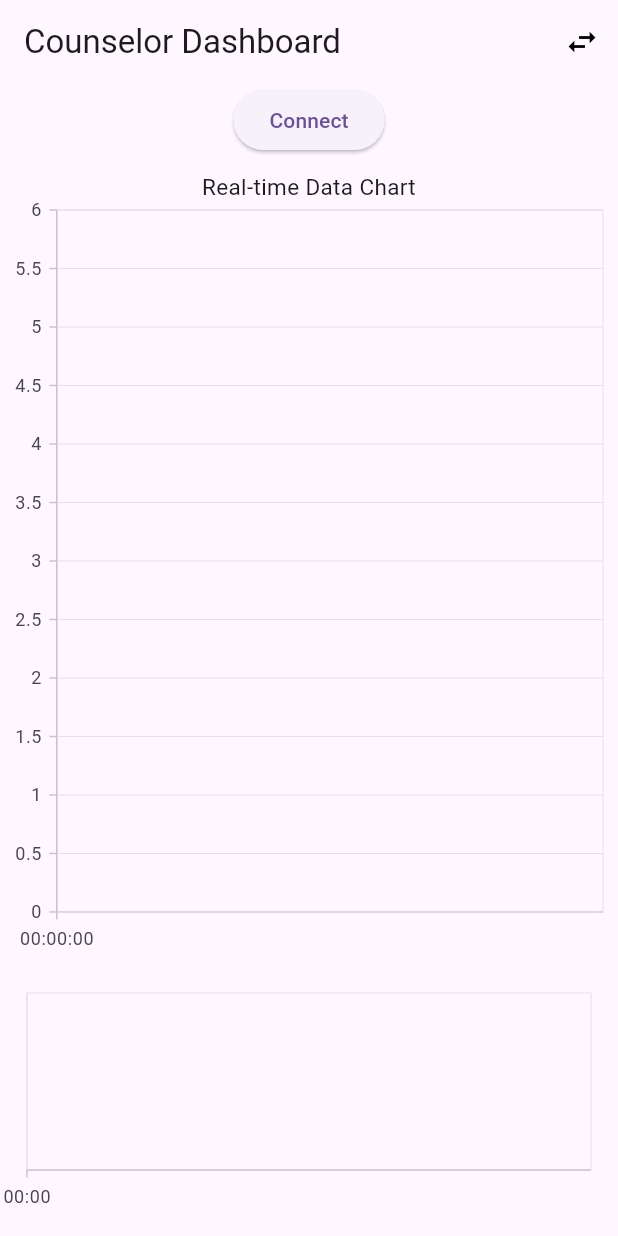
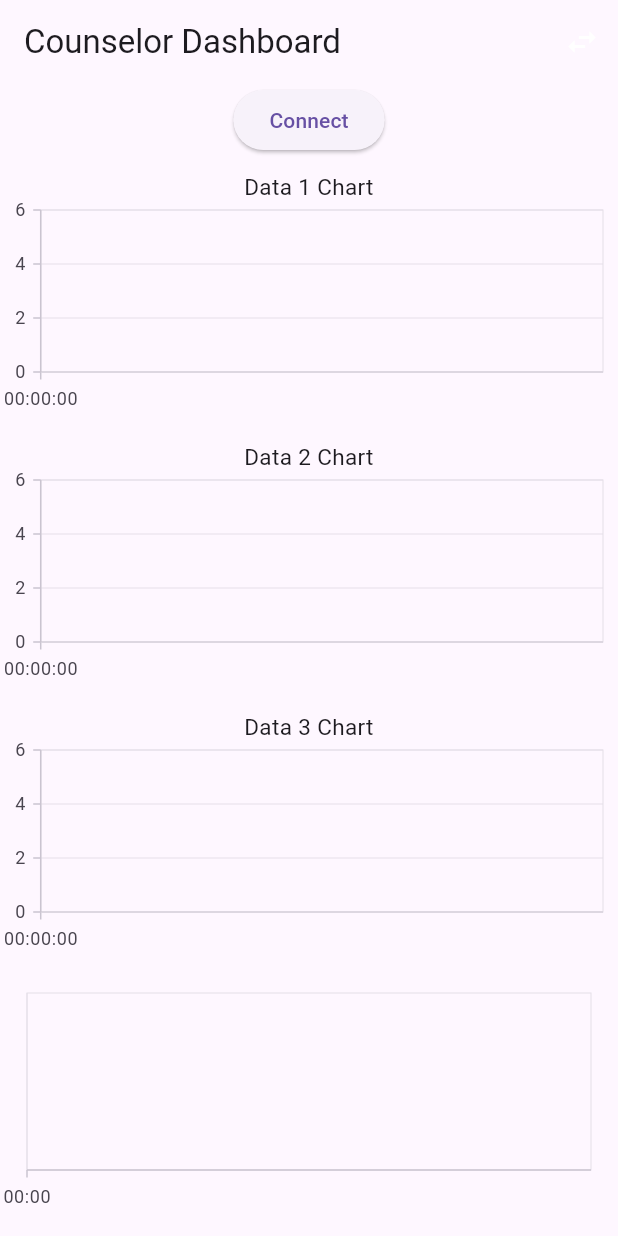
Before and after one commit to JaeMinHw/counselling_System_counselor, a Flutter app: the screen it shows after launch, on a phone screen of 412 x 824 dp. Run offline on Flutter 3.47's test engine with Material 3 defaults, Android fonts, the phone set to English and light mode, and no system bars; our stand-ins replace socket_io_client, syncfusion_flutter_charts, syncfusion_flutter_sliders; missing offline and left inert: syncfusion_flutter_core.

Commit message:
change three graph and three data. choose one graph shape to button(curve or line)

```diff
--- a/client/lib/main.dart
+++ b/client/lib/main.dart
@@ -39,6 +39,7 @@ class _MyHomePageState extends State<MyHomePage> {
 
   List<ChartSampleData> chartData1 = <ChartSampleData>[];
   List<ChartSampleData> chartData2 = <ChartSampleData>[];
+  List<ChartSampleData> chartData3 = <ChartSampleData>[];
 
   late RangeController rangeController;
   DateTime _currentDate = DateTime.now();
@@ -125,24 +126,28 @@ class _MyHomePageState extends State<MyHomePage> {
       if (_isStreaming) {
         double newData1 = double.parse(data['data1'].toString());
         double newData2 = double.parse(data['data2'].toString());
+        double newData3 = double.parse(data['data3'].toString());
         DateTime serverTime = data.containsKey('timestamp')
             ? DateTime.parse(data['timestamp'])
             : DateTime.now();
-        _updateChartData(newData1, newData2, serverTime);
+        _updateChartData(newData1, newData2, newData3, serverTime);
         debugPrint(
-            "Received data update: data1=$newData1, data2=$newData2, time=$serverTime");
+            "Received data update: data1=$newData1, data2=$newData2, data3=$newData3, time=$serverTime");
       }
     });
   }
 
-  void _updateChartData(double data1, double data2, DateTime time) {
+  void _updateChartData(
+      double data1, double data2, double data3, DateTime time) {
     setState(() {
       chartData1.add(ChartSampleData(x: time, y: data1));
       chartData2.add(ChartSampleData(x: time, y: data2));
+      chartData3.add(ChartSampleData(x: time, y: data3));
 
       if (chartData1.length > 1000) {
         chartData1.removeAt(0);
         chartData2.removeAt(0);
+        chartData3.removeAt(0);
       }
 
       rangeController.start = chartData1.last.x.subtract(Duration(seconds: 5));
@@ -172,44 +177,11 @@ class _MyHomePageState extends State<MyHomePage> {
         DateTime stopTime = DateTime.now();
         chartData1.add(ChartSampleData(x: stopTime, y: 0));
         chartData2.add(ChartSampleData(x: stopTime, y: 0));
+        chartData3.add(ChartSampleData(x: stopTime, y: 0));
       });
       socket!.emit('stop');
       socket!.off('data_update');
       debugPrint("Data transmission stopped");
-    }
-  }
-
-  List<CartesianSeries<dynamic, dynamic>> _getChartSeries() {
-    if (_isLineChart) {
-      return <LineSeries<dynamic, dynamic>>[
-        LineSeries<ChartSampleData, DateTime>(
-          dataSource: chartData1,
-          xValueMapper: (ChartSampleData data, _) => data.x,
-          yValueMapper: (ChartSampleData data, _) => data.y,
-          color: Colors.blue,
-        ),
-        LineSeries<ChartSampleData, DateTime>(
-          dataSource: chartData2,
-          xValueMapper: (ChartSampleData data, _) => data.x,
-          yValueMapper: (ChartSampleData data, _) => data.y,
-          color: Colors.red,
-        ),
-      ];
-    } else {
-      return <SplineSeries<dynamic, dynamic>>[
-        SplineSeries<ChartSampleData, DateTime>(
-          dataSource: chartData1,
-          xValueMapper: (ChartSampleData data, _) => data.x,
-          yValueMapper: (ChartSampleData data, _) => data.y,
-          color: Colors.blue,
-        ),
-        SplineSeries<ChartSampleData, DateTime>(
-          dataSource: chartData2,
-          xValueMapper: (ChartSampleData data, _) => data.x,
-          yValueMapper: (ChartSampleData data, _) => data.y,
-          color: Colors.red,
-        ),
-      ];
     }
   }
 
@@ -220,7 +192,7 @@ class _MyHomePageState extends State<MyHomePage> {
         title: Text("Counselor Dashboard"),
         actions: [
           IconButton(
-            icon: Icon(Icons.swap_horiz, color: Colors.black),
+            icon: Icon(Icons.swap_horiz, color: Colors.white),
             onPressed: () {
               setState(() {
                 _isLineChart = !_isLineChart;
@@ -282,19 +254,70 @@ class _MyHomePageState extends State<MyHomePage> {
                 ),
               ],
             ),
+          // 첫 번째 그래프 - chartData1만 사용
           Expanded(
-            flex: 3,
+            flex: 1,
             child: SfCartesianChart(
-              title: ChartTitle(text: 'Real-time Data Chart'),
+              title: ChartTitle(text: 'Data 1 Chart'),
               primaryXAxis: DateTimeAxis(
-                rangeController: rangeController,
                 dateFormat: DateFormat('HH:mm:ss'),
                 intervalType: DateTimeIntervalType.seconds,
+                rangeController: rangeController,
               ),
               primaryYAxis: NumericAxis(),
-              series: _getChartSeries(), // 동적 시리즈 생성
+              series: [
+                LineSeries<ChartSampleData, DateTime>(
+                  dataSource: chartData1,
+                  xValueMapper: (ChartSampleData data, _) => data.x,
+                  yValueMapper: (ChartSampleData data, _) => data.y,
+                  color: Colors.blue,
+                ),
+              ],
             ),
           ),
+          // 두 번째 그래프 - chartData2만 사용
+          Expanded(
+            flex: 1,
+            child: SfCartesianChart(
+              title: ChartTitle(text: 'Data 2 Chart'),
+              primaryXAxis: DateTimeAxis(
+                dateFormat: DateFormat('HH:mm:ss'),
+                intervalType: DateTimeIntervalType.seconds,
+                rangeController: rangeController,
+              ),
+              primaryYAxis: NumericAxis(),
+              series: [
+                LineSeries<ChartSampleData, DateTime>(
+                  dataSource: chartData2,
+                  xValueMapper: (ChartSampleData data, _) => data.x,
+                  yValueMapper: (ChartSampleData data, _) => data.y,
+                  color: Colors.red,
+                ),
+              ],
+            ),
+          ),
+          // 세 번째 그래프 - chartData3만 사용
+          Expanded(
+            flex: 1,
+            child: SfCartesianChart(
+              title: ChartTitle(text: 'Data 3 Chart'),
+              primaryXAxis: DateTimeAxis(
+                dateFormat: DateFormat('HH:mm:ss'),
+                intervalType: DateTimeIntervalType.seconds,
+                rangeController: rangeController,
+              ),
+              primaryYAxis: NumericAxis(),
+              series: [
+                LineSeries<ChartSampleData, DateTime>(
+                  dataSource: chartData3,
+                  xValueMapper: (ChartSampleData data, _) => data.x,
+                  yValueMapper: (ChartSampleData data, _) => data.y,
+                  color: Colors.green,
+                ),
+              ],
+            ),
+          ),
+          // 아래의 기간 선택기 그래프 - 모든 데이터를 포함
           Expanded(
             flex: 1,
             child: Padding(
@@ -302,10 +325,10 @@ class _MyHomePageState extends State<MyHomePage> {
               child: SfRangeSelector(
                 min: chartData1.isNotEmpty
                     ? chartData1.first.x
-                    : DateTime.now().subtract(Duration(seconds: 100)),
+                    : DateTime.now().subtract(Duration(seconds: 1000)),
                 max: chartData1.isNotEmpty ? chartData1.last.x : DateTime.now(),
                 interval: 1,
-                dateIntervalType: DateIntervalType.seconds,
+                dateIntervalType: DateIntervalType.seconds, // 여기를 수정
                 showTicks: true,
                 showLabels: true,
                 controller: rangeController,
@@ -324,7 +347,26 @@ class _MyHomePageState extends State<MyHomePage> {
                     rangeController: rangeController,
                   ),
                   primaryYAxis: NumericAxis(isVisible: false),
-                  series: _getChartSeries(), // 동적 시리즈 생성
+                  series: [
+                    LineSeries<ChartSampleData, DateTime>(
+                      dataSource: chartData1,
+                      xValueMapper: (ChartSampleData data, _) => data.x,
+                      yValueMapper: (ChartSampleData data, _) => data.y,
+                      color: Colors.blue,
+                    ),
+                    LineSeries<ChartSampleData, DateTime>(
+                      dataSource: chartData2,
+                      xValueMapper: (ChartSampleData data, _) => data.x,
+                      yValueMapper: (ChartSampleData data, _) => data.y,
+                      color: Colors.red,
+                    ),
+                    LineSeries<ChartSampleData, DateTime>(
+                      dataSource: chartData3,
+                      xValueMapper: (ChartSampleData data, _) => data.x,
+                      yValueMapper: (ChartSampleData data, _) => data.y,
+                      color: Colors.green,
+                    ),
+                  ],
                 ),
               ),
             ),
```
